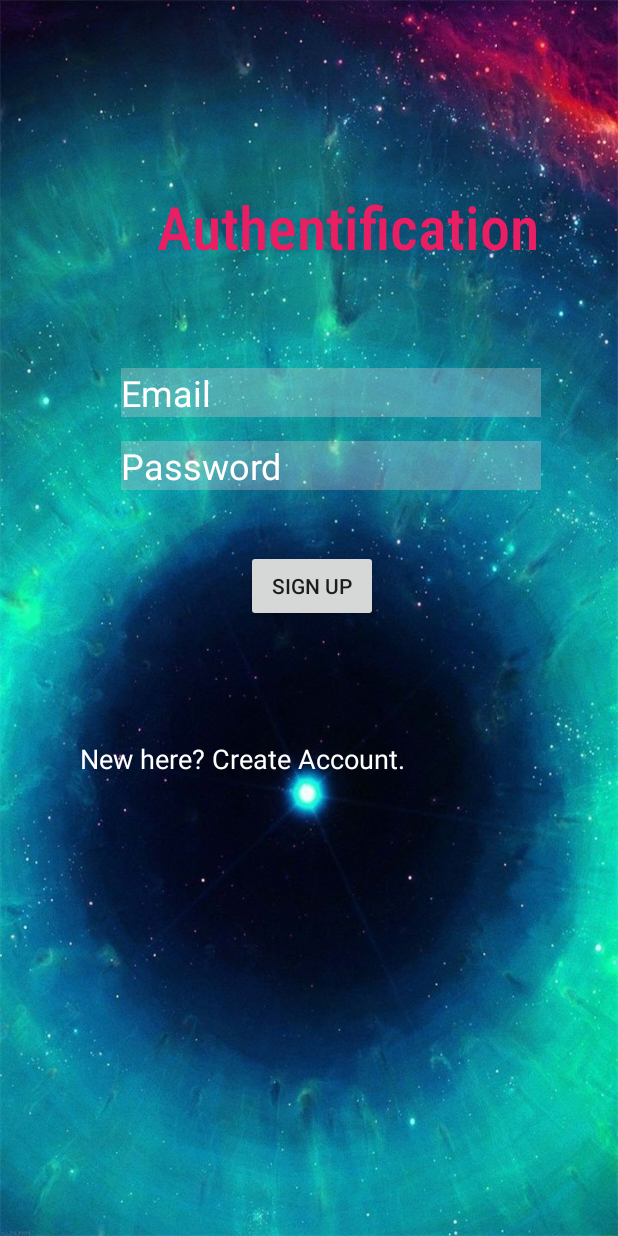
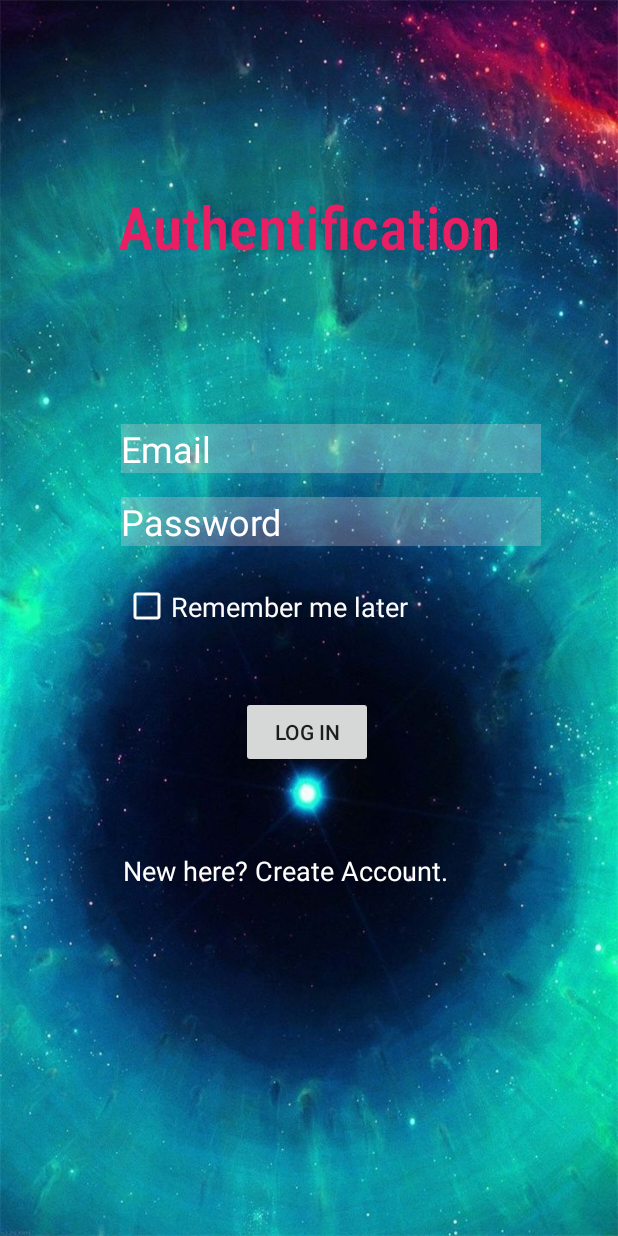
Before and after one commit to alexmasala/DAM-Project, an Android app: the layout activity_login.xml on its own in the app's theme, with its tools: preview values and no code run, on a phone screen of 412 x 824 dp. Run offline under Robolectric (Android 15) with nearby library versions, the phone set to English and light mode, and no system bars.

Commit message:
Second SharedPreferences setting implemented: remember user data

```diff
--- a/app/src/main/AndroidManifest.xml
+++ b/app/src/main/AndroidManifest.xml
@@ -11,8 +11,10 @@
         android:roundIcon="@mipmap/ic_launcher_round"
         android:supportsRtl="true"
         android:theme="@style/AppTheme">
+        <activity android:name=".Login" />
+        <activity android:name=".Register" />
         <activity android:name=".Add_Syllabus_Activity"></activity>
-        <activity android:name=".JSONActivity" /> <!-- <activity android:name=".Login"> -->
+        <activity android:name=".JSONActivity" />
         <!-- <intent-filter> -->
         <!-- <action android:name="android.intent.action.MAIN" /> -->
         <!-- <category android:name="android.intent.category.LAUNCHER" /> -->
--- a/app/src/main/res/layout/activity_login.xml
+++ b/app/src/main/res/layout/activity_login.xml
@@ -34,10 +34,11 @@
         android:text="Authentification"
         android:textColor="#E91E63"
         android:textSize="40dp"
+        app:layout_constraintBottom_toTopOf="@+id/email3"
         app:layout_constraintEnd_toEndOf="parent"
-        app:layout_constraintHorizontal_bias="0.666"
         app:layout_constraintStart_toStartOf="parent"
-        app:layout_constraintTop_toTopOf="parent" />
+        app:layout_constraintTop_toTopOf="parent"
+        app:layout_constraintVertical_bias="0.0" />
 
     <EditText
         android:id="@+id/email3"
@@ -60,8 +61,8 @@
 
     <TextView
         android:id="@+id/newHere"
-        android:layout_width="0dp"
-        android:layout_height="0dp"
+        android:layout_width="261dp"
+        android:layout_height="37dp"
         android:layout_marginStart="53dp"
         android:layout_marginEnd="53dp"
         android:layout_marginBottom="210dp"
@@ -70,16 +71,37 @@
         android:textSize="18dp"
         app:layout_constraintBottom_toBottomOf="parent"
         app:layout_constraintEnd_toEndOf="parent"
+        app:layout_constraintHorizontal_bias="0.659"
         app:layout_constraintStart_toStartOf="parent"
-        app:layout_constraintTop_toBottomOf="@+id/email3" />
+        app:layout_constraintTop_toBottomOf="@+id/btnLogIn"
+        app:layout_constraintVertical_bias="0.866" />
+
+    <CheckBox
+        android:id="@+id/chbRemember"
+        android:layout_width="277dp"
+        android:layout_height="35dp"
+        android:backgroundTint="#FBF6F6"
+        android:buttonTint="#FDFCFC"
+        android:text="Remember me later"
+        android:textColor="#FDFCFC"
+        android:textColorHighlight="#FDFCFC"
+        android:textColorHint="#FDFCFC"
+        android:textColorLink="#FDFCFC"
+        android:textSize="18sp"
+        app:layout_constraintBottom_toTopOf="@+id/btnLogIn"
+        app:layout_constraintEnd_toEndOf="parent"
+        app:layout_constraintHorizontal_bias="0.611"
+        app:layout_constraintStart_toStartOf="parent"
+        app:layout_constraintTop_toBottomOf="@+id/password3"
+        app:layout_constraintVertical_bias="0.348" />
 
     <Button
-        android:id="@+id/btnSignUp"
+        android:id="@+id/btnLogIn"
         android:layout_width="wrap_content"
         android:layout_height="wrap_content"
-        android:layout_marginStart="83dp"
-        android:layout_marginTop="40dp"
-        android:text="Sign Up"
+        android:layout_marginStart="80dp"
+        android:layout_marginTop="100dp"
+        android:text="Log In"
         app:layout_constraintStart_toStartOf="@+id/password3"
         app:layout_constraintTop_toBottomOf="@+id/password3" />
 
```
Also changed, not shown: app/src/main/java/ro/ase/proiect_draft/Login.java (+70 -0 lines), app/src/main/java/ro/ase/proiect_draft/MyJournalFragment.java (+8 -3 lines).
